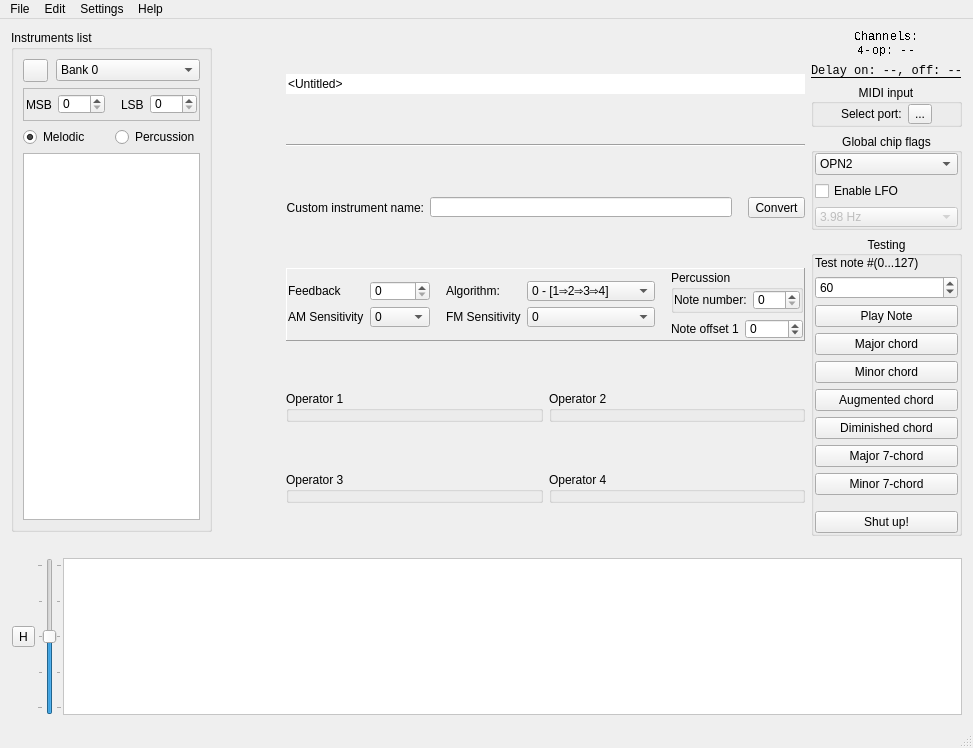
Old version of the form src/bank_editor.ui in the repository Wohlstand/OPN2BankEditor.
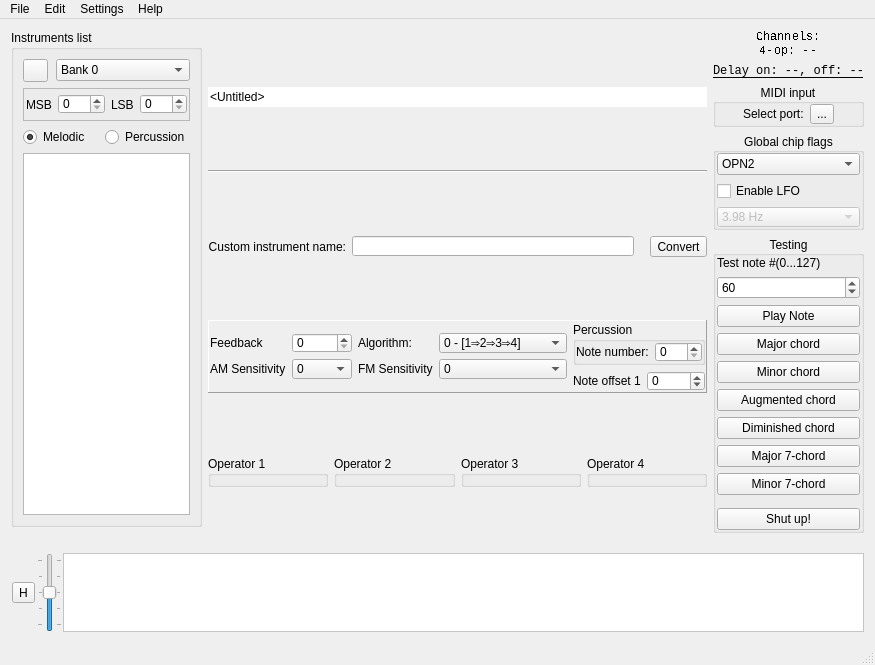
New version of the form. Icons and pictures are not drawn. Custom widgets are drawn as their Qt base class.

The edit to the form file:
```diff
--- a/src/bank_editor.ui
+++ b/src/bank_editor.ui
@@ -9,8 +9,8 @@
    <rect>
     <x>0</x>
     <y>0</y>
-    <width>973</width>
-    <height>748</height>
+    <width>838</width>
+    <height>665</height>
    </rect>
   </property>
   <property name="focusPolicy">
@@ -337,7 +337,139 @@
              <property name="bottomMargin">
               <number>0</number>
              </property>
-             <item row="4" column="0" colspan="2">
+             <item row="5" column="1">
+              <widget class="QGroupBox" name="operator2">
+               <property name="sizePolicy">
+                <sizepolicy hsizetype="Preferred" vsizetype="Maximum">
+                 <horstretch>0</horstretch>
+                 <verstretch>0</verstretch>
+                </sizepolicy>
+               </property>
+               <property name="title">
+                <string>Operator 2</string>
+               </property>
+               <layout class="QVBoxLayout" name="verticalLayout_7">
+                <property name="sizeConstraint">
+                 <enum>QLayout::SetMinimumSize</enum>
+                </property>
+                <property name="leftMargin">
+                 <number>1</number>
+                </property>
+                <property name="topMargin">
+                 <number>0</number>
+                </property>
+                <property name="rightMargin">
+                 <number>1</number>
+                </property>
+                <property name="bottomMargin">
+                 <number>0</number>
+                </property>
+                <item>
+                 <widget class="OperatorEditor" name="op2edit" native="true"/>
+                </item>
+               </layout>
+              </widget>
+             </item>
+             <item row="5" column="0">
+              <widget class="QGroupBox" name="operator1">
+               <property name="sizePolicy">
+                <sizepolicy hsizetype="Preferred" vsizetype="Maximum">
+                 <horstretch>0</horstretch>
+                 <verstretch>0</verstretch>
+                </sizepolicy>
+               </property>
+               <property name="title">
+                <string>Operator 1</string>
+               </property>
+               <layout class="QVBoxLayout" name="verticalLayout_8">
+                <property name="sizeConstraint">
+                 <enum>QLayout::SetMinimumSize</enum>
+                </property>
+                <property name="leftMargin">
+                 <number>1</number>
+                </property>
+                <property name="topMargin">
+                 <number>0</number>
+                </property>
+                <property name="rightMargin">
+                 <number>1</number>
+                </property>
+                <property name="bottomMargin">
+                 <number>0</number>
+                </property>
+                <item>
+                 <widget class="OperatorEditor" name="op1edit" native="true"/>
+                </item>
+               </layout>
+              </widget>
+             </item>
+             <item row="5" column="2">
+              <widget class="QGroupBox" name="operator3">
+               <property name="sizePolicy">
+                <sizepolicy hsizetype="Preferred" vsizetype="Maximum">
+                 <horstretch>0</horstretch>
+                 <verstretch>0</verstretch>
+                </sizepolicy>
+               </property>
+               <property name="title">
+                <string>Operator 3</string>
+               </property>
+               <layout class="QVBoxLayout" name="verticalLayout_9">
+                <property name="sizeConstraint">
+                 <enum>QLayout::SetMinimumSize</enum>
+                </property>
+                <property name="leftMargin">
+                 <number>1</number>
+                </property>
+                <property name="topMargin">
+                 <number>0</number>
+                </property>
+                <property name="rightMargin">
+                 <number>1</number>
+                </property>
+                <property name="bottomMargin">
+                 <number>0</number>
+                </property>
+                <item>
+                 <widget class="OperatorEditor" name="op3edit" native="true"/>
+                </item>
+               </layout>
+              </widget>
+             </item>
+             <item row="5" column="3">
+              <widget class="QGroupBox" name="operator4">
+               <property name="sizePolicy">
+                <sizepolicy hsizetype="Preferred" vsizetype="Maximum">
+                 <horstretch>0</horstretch>
+                 <verstretch>0</verstretch>
+                </sizepolicy>
+               </property>
+               <property name="title">
+                <string>Operator 4</string>
+               </property>
+               <layout class="QVBoxLayout" name="verticalLayout_10">
+                <property name="sizeConstraint">
+                 <enum>QLayout::SetMinimumSize</enum>
+                </property>
+                <property name="leftMargin">
+                 <number>1</number>
+                </property>
+                <property name="topMargin">
+                 <number>0</number>
+                </property>
+                <property name="rightMargin">
+                 <number>1</number>
+                </property>
+                <property name="bottomMargin">
+                 <number>0</number>
+                </property>
+                <item>
+                 <widget class="OperatorEditor" name="op4edit" native="true"/>
+                </item>
+               </layout>
+              </widget>
+             </item>
+             <item row="4" column="0" colspan="4">
               <widget class="QFrame" name="frame_2">
                <property name="sizePolicy">
                 <sizepolicy hsizetype="Preferred" vsizetype="Maximum">
@@ -729,7 +861,7 @@
                          </size>
                         </property>
                         <property name="toolTip">
-                        <string>&lt;html&gt;&lt;head/&gt;&lt;body&gt;&lt;p&gt;Offset to one semi-tone (octave is 12 semi-tones)&lt;br/&gt;(0 is don't offset note. Value range is from -127 to 127). &lt;/span&gt;&lt;/p&gt;&lt;/body&gt;&lt;/html&gt;</string>
+                         <string>&lt;html&gt;&lt;head/&gt;&lt;body&gt;&lt;p&gt;Offset to one semi-tone (octave is 12 semi-tones)&lt;br/&gt;(0 is don't offset note. Value range is from -127 to 127). &lt;/span&gt;&lt;/p&gt;&lt;/body&gt;&lt;/html&gt;</string>
                         </property>
                         <property name="minimum">
                          <number>-127</number>
@@ -748,40 +880,7 @@
                </layout>
               </widget>
              </item>
-             <item row="6" column="1">
-              <widget class="QGroupBox" name="operator4">
-               <property name="sizePolicy">
-                <sizepolicy hsizetype="Preferred" vsizetype="Maximum">
-                 <horstretch>0</horstretch>
-                 <verstretch>0</verstretch>
-                </sizepolicy>
-               </property>
-               <property name="title">
-                <string>Operator 4</string>
-               </property>
-               <layout class="QVBoxLayout" name="verticalLayout_10">
-                <property name="sizeConstraint">
-                 <enum>QLayout::SetMinimumSize</enum>
-                </property>
-                <property name="leftMargin">
-                 <number>1</number>
-                </property>
-                <property name="topMargin">
-                 <number>0</number>
-                </property>
-                <property name="rightMargin">
-                 <number>1</number>
-                </property>
-                <property name="bottomMargin">
-                 <number>0</number>
-                </property>
-                <item>
-                 <widget class="OperatorEditor" name="op4edit" native="true"/>
-                </item>
-               </layout>
-              </widget>
-             </item>
-             <item row="3" column="0" colspan="2">
+             <item row="3" column="0" colspan="4">
               <widget class="QFrame" name="horizontalFrame">
                <property name="sizePolicy">
                 <sizepolicy hsizetype="Preferred" vsizetype="Maximum">
@@ -860,106 +959,20 @@
                </layout>
               </widget>
              </item>
-             <item row="5" column="1">
-              <widget class="QGroupBox" name="operator2">
+             <item row="2" column="0" colspan="4">
+              <widget class="Line" name="line_5">
                <property name="sizePolicy">
-                <sizepolicy hsizetype="Preferred" vsizetype="Maximum">
+                <sizepolicy hsizetype="Preferred" vsizetype="Fixed">
                  <horstretch>0</horstretch>
                  <verstretch>0</verstretch>
                 </sizepolicy>
                </property>
-               <property name="title">
-                <string>Operator 2</string>
+               <property name="orientation">
+                <enum>Qt::Horizontal</enum>
                </property>
-               <layout class="QVBoxLayout" name="verticalLayout_7">
-                <property name="sizeConstraint">
-                 <enum>QLayout::SetMinimumSize</enum>
-                </property>
-                <property name="leftMargin">
-                 <number>1</number>
-                </property>
-                <property name="topMargin">
-                 <number>0</number>
-                </property>
-                <property name="rightMargin">
-                 <number>1</number>
-                </property>
-                <property name="bottomMargin">
-                 <number>0</number>
-                </property>
-                <item>
-                 <widget class="OperatorEditor" name="op2edit" native="true"/>
-                </item>
-               </layout>
               </widget>
              </item>
-             <item row="6" column="0">
-              <widget class="QGroupBox" name="operator3">
-               <property name="sizePolicy">
-                <sizepolicy hsizetype="Preferred" vsizetype="Maximum">
-                 <horstretch>0</horstretch>
-                 <verstretch>0</verstretch>
-                </sizepolicy>
-               </property>
-               <property name="title">
-                <string>Operator 3</string>
-               </property>
-               <layout class="QVBoxLayout" name="verticalLayout_9">
-                <property name="sizeConstraint">
-                 <enum>QLayout::SetMinimumSize</enum>
-                </property>
-                <property name="leftMargin">
-                 <number>1</number>
-                </property>
-                <property name="topMargin">
-                 <number>0</number>
-                </property>
-                <property name="rightMargin">
-                 <number>1</number>
-                </property>
-                <property name="bottomMargin">
-                 <number>0</number>
-                </property>
-                <item>
-                 <widget class="OperatorEditor" name="op3edit" native="true"/>
-                </item>
-               </layout>
-              </widget>
-             </item>
-             <item row="5" column="0">
-              <widget class="QGroupBox" name="operator1">
-               <property name="sizePolicy">
-                <sizepolicy hsizetype="Preferred" vsizetype="Maximum">
-                 <horstretch>0</horstretch>
-                 <verstretch>0</verstretch>
-                </sizepolicy>
-               </property>
-               <property name="title">
-                <string>Operator 1</string>
-               </property>
-               <layout class="QVBoxLayout" name="verticalLayout_8">
-                <property name="sizeConstraint">
-                 <enum>QLayout::SetMinimumSize</enum>
-                </property>
-                <property name="leftMargin">
-                 <number>1</number>
-                </property>
-                <property name="topMargin">
-                 <number>0</number>
-                </property>
-                <property name="rightMargin">
-                 <number>1</number>
-                </property>
-                <property name="bottomMargin">
-                 <number>0</number>
-                </property>
-                <item>
-                 <widget class="OperatorEditor" name="op1edit" native="true"/>
-                </item>
-               </layout>
-              </widget>
-             </item>
-             <item row="1" column="0" colspan="2">
+             <item row="1" column="0" colspan="4">
               <widget class="QLineEdit" name="currentFile">
                <property name="sizePolicy">
                 <sizepolicy hsizetype="Preferred" vsizetype="Maximum">
@@ -978,19 +991,6 @@
                </property>
               </widget>
              </item>
-             <item row="2" column="0" colspan="2">
-              <widget class="Line" name="line_5">
-               <property name="sizePolicy">
-                <sizepolicy hsizetype="Preferred" vsizetype="Fixed">
-                 <horstretch>0</horstretch>
-                 <verstretch>0</verstretch>
-                </sizepolicy>
-               </property>
-               <property name="orientation">
-                <enum>Qt::Horizontal</enum>
-               </property>
-              </widget>
-             </item>
             </layout>
            </widget>
           </item>
@@ -1583,8 +1583,8 @@
     <rect>
      <x>0</x>
      <y>0</y>
-     <width>973</width>
-     <height>22</height>
+     <width>838</width>
+     <height>19</height>
     </rect>
    </property>
    <widget class="QMenu" name="menuFile">
```
